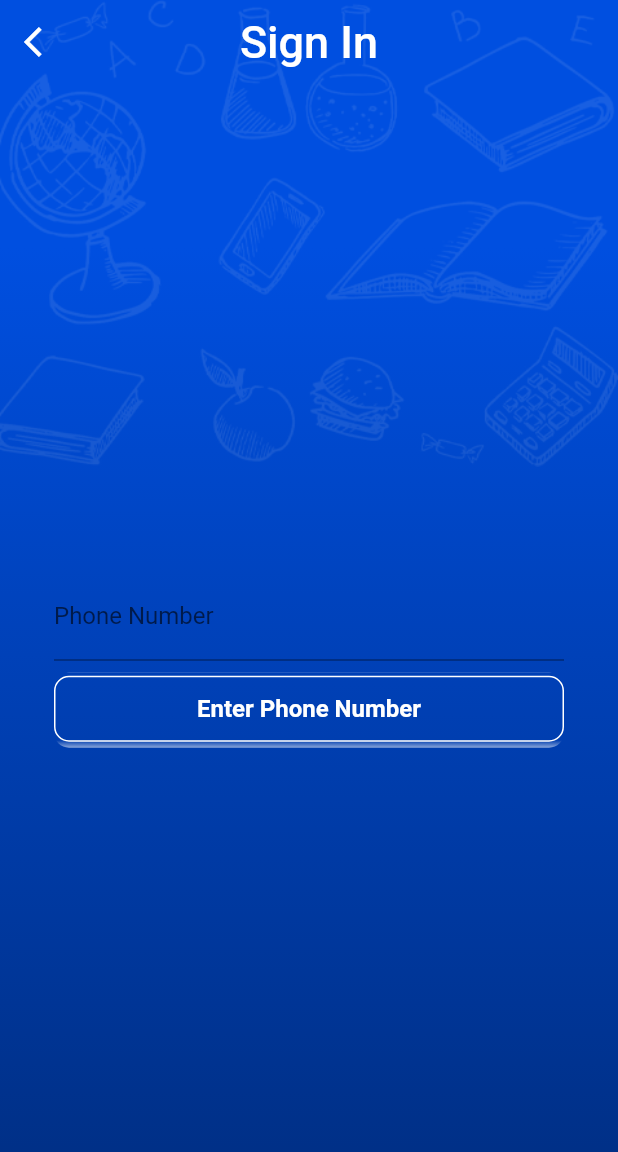
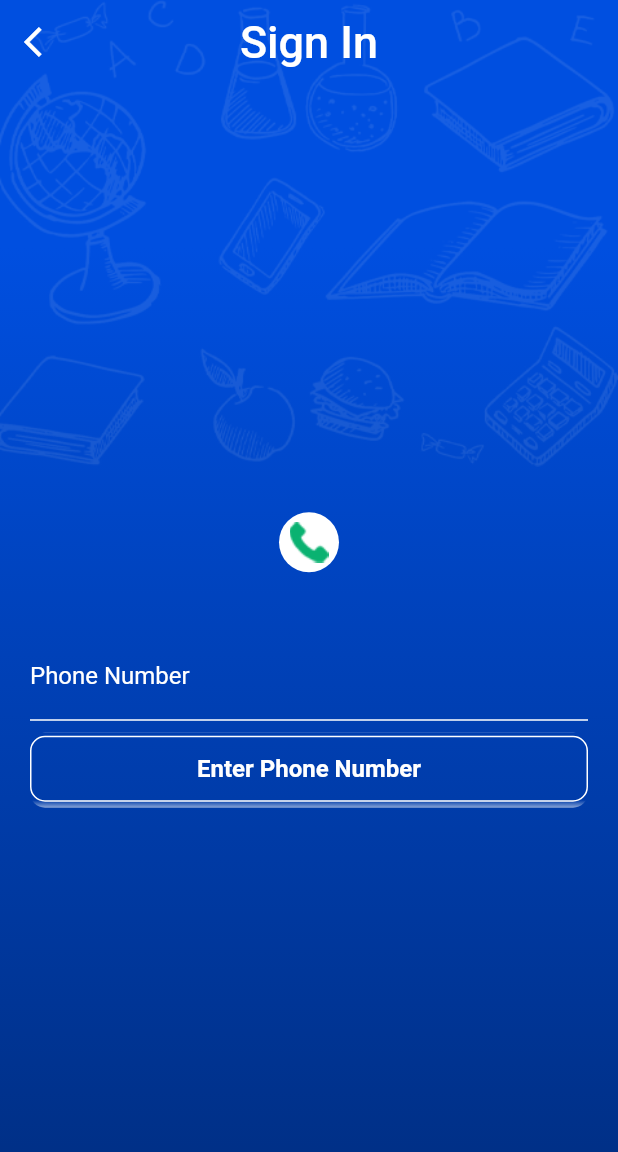
Before and after one commit to uribbas/learnink-base, a Flutter app: the PhoneSignInPage screen opened directly, on a phone screen of 412 x 824 dp. Shown: the top 1152 px of the screen. Run offline on Flutter 3.47's test engine with Material 2 defaults, Android fonts, the phone set to English and light mode, and no system bars; our stand-ins replace firebase_auth, fluttertoast, google_sign_in; accounts and stored records are empty; network calls fail; project files that could hold a hidden picture were left out.

Commit message:
UI changes for phone signin page and OTP page

```diff
--- a/lib/src/login/custom_outline_button.dart
+++ b/lib/src/login/custom_outline_button.dart
@@ -42,12 +42,7 @@ class CustomOutlineButton extends StatelessWidget {
             end: Alignment.bottomCenter,
             tileMode: TileMode.repeated,
           ),
-          borderRadius: BorderRadius.only(
-              bottomLeft: Radius.circular(radius),
-              bottomRight: Radius.circular(radius),
-              topLeft: Radius.circular(radius),
-              topRight: Radius.circular(radius),
-          ),
+          borderRadius: BorderRadius.all(Radius.circular(radius)),
         ),
         child: Column(
           crossAxisAlignment: CrossAxisAlignment.stretch,
--- a/lib/src/login/phone_signin_bloc_based.dart
+++ b/lib/src/login/phone_signin_bloc_based.dart
@@ -61,6 +61,13 @@ class _PhoneLogInBlocBasedState extends State<PhoneLogInBlocBased> {
         : 'Continue';
 
     return [
+      CircleAvatar(
+        backgroundColor: Colors.white,
+        child:Image.asset('assets/icons/phone.png'),
+      ),
+      SizedBox(
+        height: 40.0,
+      ),
       _buildPhoneTextField(model),
       SizedBox(
         height: 8.0,
@@ -85,8 +92,24 @@ class _PhoneLogInBlocBasedState extends State<PhoneLogInBlocBased> {
       decoration: InputDecoration(
         labelText: 'Phone Number',
         hintText: '1234567890',
+        labelStyle: TextStyle(
+          color: Colors.white,
+        ),
         errorText: model.showErrorText,
+        errorStyle:TextStyle(color:Colors.yellowAccent),
         enabled: !model.isLoading,
+        disabledBorder:UnderlineInputBorder(
+          borderSide: BorderSide(color: Colors.white54, ) ,
+        ),
+        enabledBorder:UnderlineInputBorder(
+          borderSide: BorderSide(color: Colors.white, ) ,
+        ),
+        errorBorder:UnderlineInputBorder(
+          borderSide: BorderSide(color: Colors.yellowAccent, ) ,
+        ),
+        focusedErrorBorder: UnderlineInputBorder(
+          borderSide: BorderSide(color: Colors.yellowAccent, ) ,
+        ),
       ),
       autocorrect: false,
       keyboardType: TextInputType.phone,
--- a/lib/src/login/phone_signin_page.dart
+++ b/lib/src/login/phone_signin_page.dart
@@ -57,7 +57,7 @@ class PhoneSignInPage extends StatelessWidget {
           ),
         ),
         body:  Padding(
-            padding: const EdgeInsets.all(16.0),
+            padding: const EdgeInsets.all(0.0),
             child: Center(
               child: Card(
                 child:PhoneLogInBlocBased.create(context),
```
Also changed, not shown: lib/src/login/otp_screen_page.dart (+20 -24 lines).
